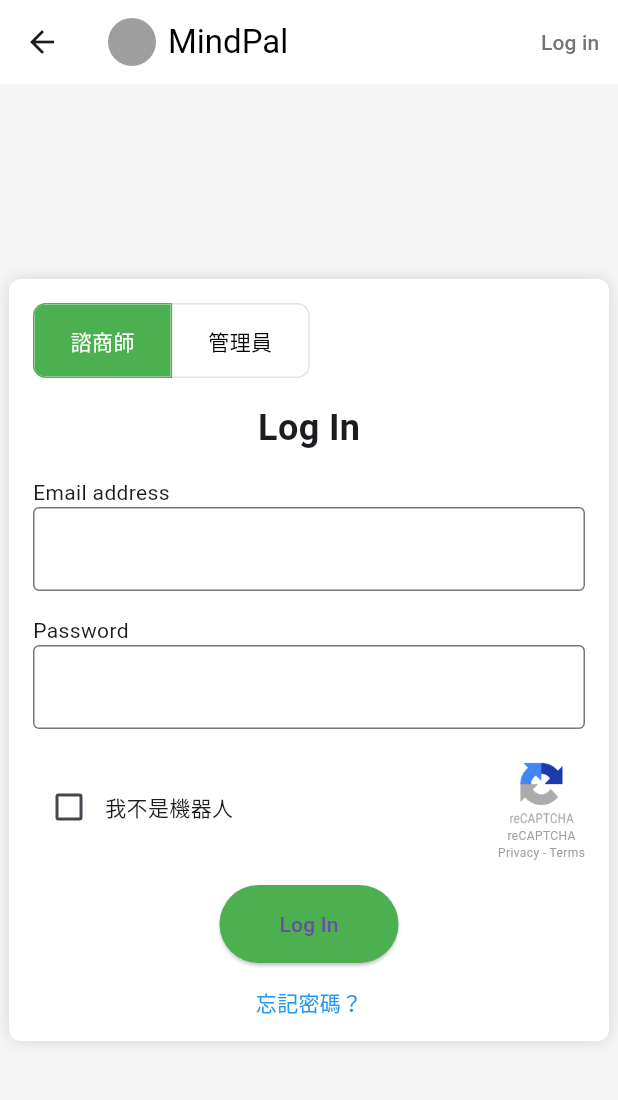
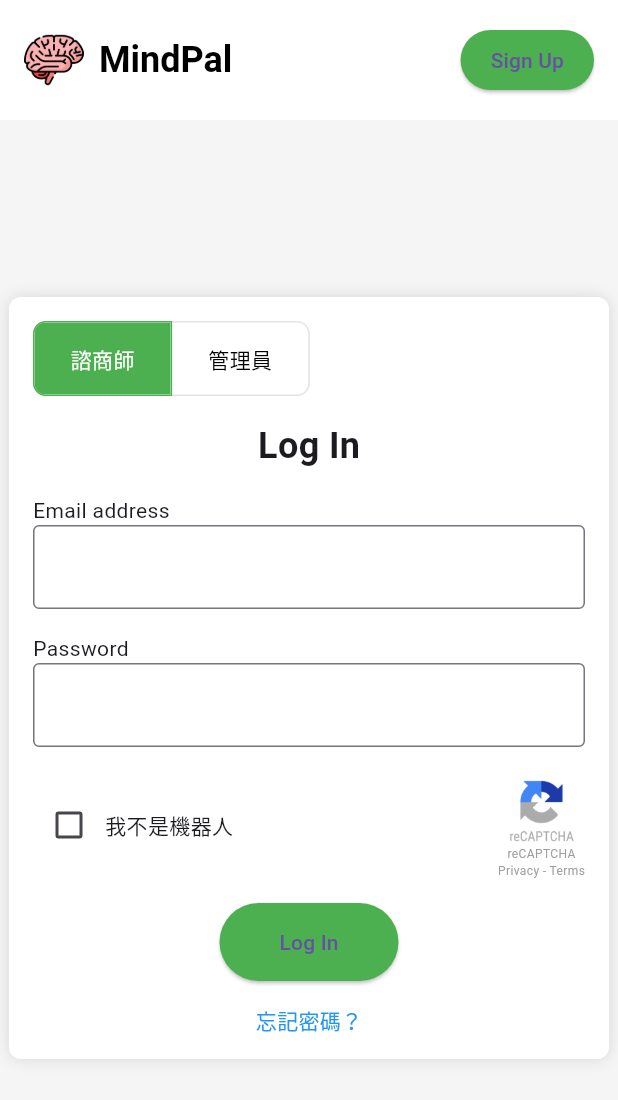
Before and after one commit to StevenWanglolz/MindPal, a Flutter app: the Login screen opened by its route, on a phone screen of 412 x 824 dp. Shown: the top 1100 px of the screen. Run offline on Flutter 3.47's test engine with Material 3 defaults, Android fonts, the phone set to English and light mode, and no system bars; our stand-ins replace logger.

Commit message:
Fix login page sign up button

```diff
--- a/mindpal_web_app/lib/pages/login.dart
+++ b/mindpal_web_app/lib/pages/login.dart
@@ -16,37 +16,53 @@ class LoginPageState extends State<Login> {
     return Scaffold(
       backgroundColor: Colors.grey[100],
       appBar: AppBar(
+        automaticallyImplyLeading: false, // No back button
         backgroundColor: Colors.white,
-        title: const Row(
+        elevation: 0,
+        toolbarHeight: 80,
+        title: Row(
+          mainAxisAlignment: MainAxisAlignment.spaceBetween,
           children: [
-            CircleAvatar(
-              backgroundColor: Colors.grey,
-              radius: 16,
+            Row(
+              children: [
+                Image.asset(
+                  'assets/images/brain.png',
+                  height: 40,
                 ),
-            SizedBox(width: 8),
-            Text(
+                const SizedBox(width: 10),
+                const Text(
                   'MindPal',
-              style: TextStyle(color: Colors.black),
+                  style: TextStyle(
+                      color: Colors.black,
+                      fontSize: 24,
+                      fontWeight: FontWeight.bold),
                 ),
               ],
             ),
-        actions: [
-          TextButton(
-            onPressed: () {
-              Navigator.pushNamed(context, '/login');
-            },
-            child: Text('Log in', style: TextStyle(color: Colors.grey[600])),
-          ),
+            Row(
+              children: [
                 // TextButton(
                 //   onPressed: () {
-          //     Navigator.pushNamed(context, '/register1');
+                //     Navigator.pushNamed(context, '/login');
                 //   },
-          //   style: TextButton.styleFrom(
-          //     backgroundColor: Colors.green,
-          //   ),
-          //   child: const Text('Sign up', style: TextStyle(color: Colors.white)),
+                //   child: const Text('Log In',
+                //       style: TextStyle(color: Colors.black)),
                 // ),
+                const SizedBox(width: 10),
+                ElevatedButton(
+                  onPressed: () {
+                    Navigator.pushNamed(context, '/');
+                  },
+                  style: ElevatedButton.styleFrom(
+                    backgroundColor: Colors.green,
+                    padding: const EdgeInsets.symmetric(horizontal: 20),
+                  ),
+                  child: const Text('Sign Up'),
+                ),
               ],
+            ),
+          ],
+        ),
       ),
       body: Center(
         child: Container(
--- a/mindpal_web_app/lib/pages/register1.dart
+++ b/mindpal_web_app/lib/pages/register1.dart
@@ -18,6 +18,7 @@ class Register1State extends State<Register1> {
   Widget build(BuildContext context) {
     return Scaffold(
       appBar: AppBar(
+        automaticallyImplyLeading: false, // No back button
         backgroundColor: Colors.white,
         elevation: 0,
         toolbarHeight: 80,
```
Lines whose indentation alone changed are shown as unchanged.
